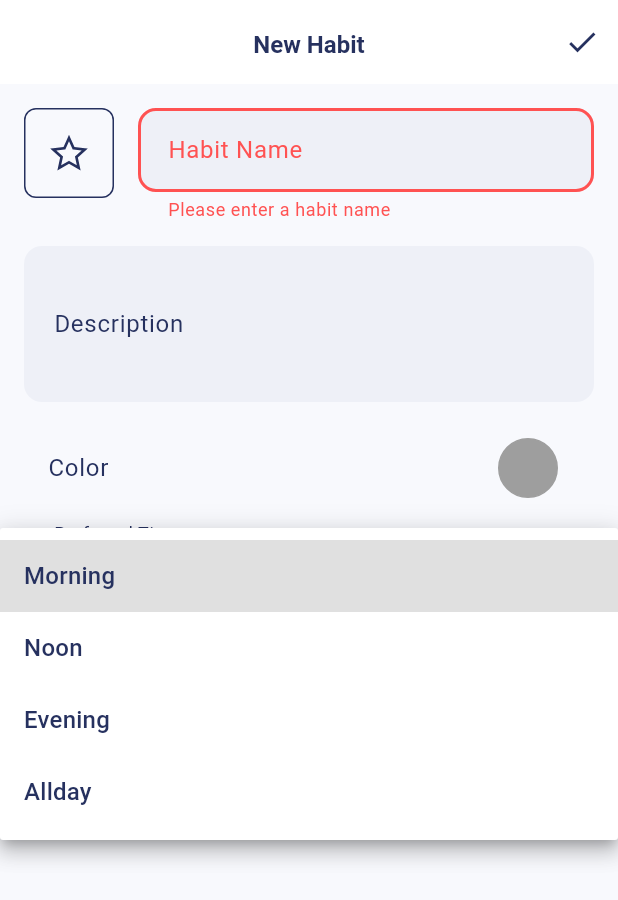
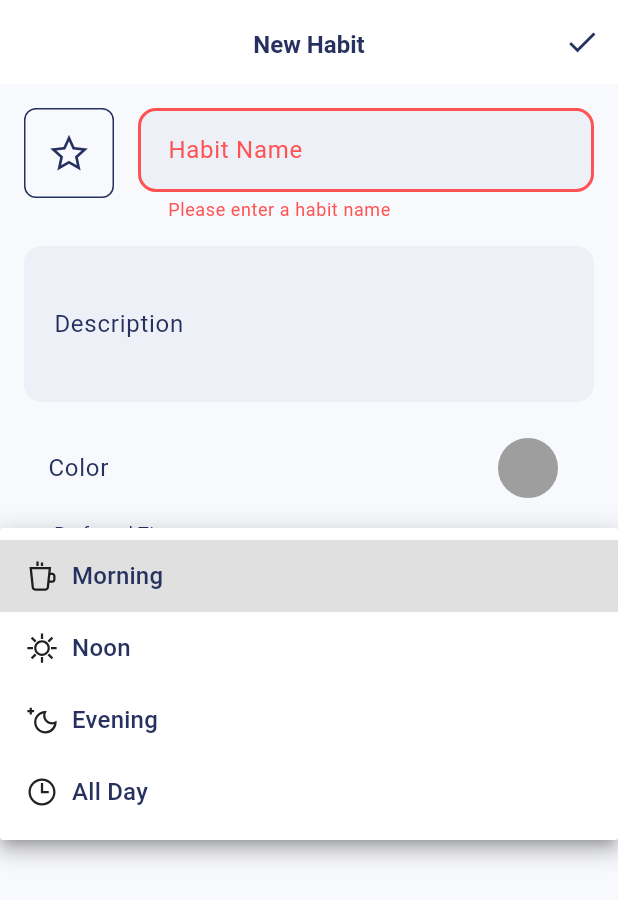
Before and after one commit to dbl8005/lyfer, a Flutter app: the NewHabitScreen screen opened by its route, after a tap on the "check" icon, after a tap on "Morning", on a phone screen of 412 x 824 dp. Shown: the top 900 px of the screen. Run offline on Flutter 3.47's test engine with Material 3 defaults, Android fonts, the phone set to English and light mode, and no system bars; our stand-ins replace cloud_firestore, firebase_auth, firebase_core, flutter_colorpicker, flutter_riverpod, go_router and 4 more; accounts and stored records are empty.

Commit message:
icons are shown. dropdown text is fixed.

```diff
--- a/lib/core/config/enums/habit_enums.dart
+++ b/lib/core/config/enums/habit_enums.dart
@@ -1,8 +1,17 @@
+import 'package:flutter/material.dart';
+import 'package:line_icons/line_icon.dart';
+import 'package:line_icons/line_icons.dart';
+
 enum DaySection {
-  morning, // 5 AM - 11 AM
-  noon, // 11 AM - 5 PM
-  evening, // 5 PM - 11 PM
-  allDay
+  morning('Morning', LineIcons.coffee), // 5 AM - 11 AM
+  noon('Noon', LineIcons.sun), // 11 AM - 5 PM
+  evening('Evening', LineIcons.moon), // 5 PM - 11 PM
+  allDay('All Day', LineIcons.clock); // 12 AM - 11 PM
+
+  final String displayText;
+  final IconData icon;
+
+  const DaySection(this.displayText, this.icon);
 }
 
 enum Frequency {
--- /dev/null
+++ b/lib/core/config/enums/icon_enum.dart
@@ -0,0 +1,44 @@
+import 'package:flutter/material.dart';
+import 'package:line_icons/line_icons.dart';
+
+enum HabitIcon {
+  home(LineIcons.home, 'home'),
+  heart(LineIcons.heart, 'heart'),
+  running(LineIcons.running, 'running'),
+  book(LineIcons.book, 'book'),
+  pen(LineIcons.pen, 'pen'),
+  calendar(LineIcons.calendar, 'calendar'),
+  clock(LineIcons.clock, 'clock'),
+  smilingFace(LineIcons.smilingFace, 'smilingFace'),
+  star(LineIcons.star, 'star'),
+  coffee(LineIcons.coffee, 'coffee'),
+  guitar(LineIcons.guitar, 'guitar'),
+  bicycle(LineIcons.bicycle, 'bicycle'),
+  music(LineIcons.music, 'music'),
+  sun(LineIcons.sun, 'sun'),
+  moon(LineIcons.moon, 'moon'),
+  leaf(LineIcons.leaf, 'leaf');
+
+  final IconData icon;
+  final String name;
+
+  const HabitIcon(this.icon, this.name);
+
+  // Get icon from name
+  static HabitIcon fromName(String name) {
+    return HabitIcon.values.firstWhere(
+      (e) => e.name == name,
+      orElse: () => HabitIcon.star, // Default icon
+    );
+  }
+
+  // Get icon data from name
+  static IconData getIconData(String name) {
+    return fromName(name).icon;
+  }
+
+  // Get all available icons
+  static List<IconData> getAllIcons() {
+    return HabitIcon.values.map((e) => e.icon).toList();
+  }
+}
--- a/lib/features/habits/models/habit_model.dart
+++ b/lib/features/habits/models/habit_model.dart
@@ -3,9 +3,9 @@ import 'package:cloud_firestore/cloud_firestore.dart';
 import 'package:lyfer/core/config/enums/habit_enums.dart';
 
 class HabitModel {
-  final String? id; // Nullable since Firestore will assign it
+  final String? id;
   final String name;
-  final IconData icon;
+  final String icon;
   final DateTime createdAt;
   final Color? color;
   final DaySection preferredTime;
@@ -13,7 +13,7 @@ class HabitModel {
   final int streakCount;
   final int targetDays;
   final Frequency frequency;
-  final List<DateTime> completedDates;
+  final Set<DateTime> completedDates;
   final bool isArchived;
   final Reminder reminderType;
   final DaySection? reminderTime;
@@ -22,9 +22,9 @@ class HabitModel {
   final Map<DateTime, String>? notes;
 
   HabitModel({
-    this.id, // Optional since Firestore will assign it
+    this.id,
     required this.name,
-    required this.icon,
+    required this.icon, // Store as string instead of IconData
     DateTime? createdAt,
     this.color,
     required this.preferredTime,
@@ -32,7 +32,7 @@ class HabitModel {
     this.streakCount = 0,
     this.targetDays = 21,
     this.frequency = Frequency.daily,
-    List<DateTime>? completedDates,
+    Set<DateTime>? completedDates,
     this.isArchived = false,
     this.reminderType = Reminder.none,
     this.reminderTime,
@@ -40,20 +40,20 @@ class HabitModel {
     this.priority,
     this.notes,
   })  : createdAt = createdAt ?? DateTime.now(),
-        completedDates = completedDates ?? [];
+        completedDates = completedDates ?? {};
 
-  // Copy with method for immutability
+  // Copy with method
   HabitModel copyWith({
     String? id,
     String? name,
-    IconData? icon,
+    String? iconName,
     Color? color,
     DaySection? preferredTime,
     String? description,
     int? streakCount,
     int? targetDays,
     Frequency? frequency,
-    List<DateTime>? completedDates,
+    Set<DateTime>? completedDates,
     bool? isArchived,
     Reminder? reminderType,
     DaySection? reminderTime,
@@ -64,7 +64,7 @@ class HabitModel {
     return HabitModel(
       id: id ?? this.id,
       name: name ?? this.name,
-      icon: icon ?? this.icon,
+      icon: icon,
       createdAt: createdAt,
       color: color ?? this.color,
       preferredTime: preferredTime ?? this.preferredTime,
@@ -86,9 +86,9 @@ class HabitModel {
   Map<String, dynamic> toJson() {
     return {
       'name': name,
-      'icon': icon.codePoint,
+      'iconName': icon, // Store as string
       'createdAt': Timestamp.fromDate(createdAt),
-      'color': color?.value ?? null,
+      'color': color?.value,
       'preferredTime': preferredTime.index,
       'description': description,
       'streakCount': streakCount,
@@ -102,7 +102,10 @@ class HabitModel {
       'tags': tags,
       'priority': priority,
       'notes': notes?.map(
-        (key, value) => MapEntry(Timestamp.fromDate(key).toString(), value),
+        (key, value) => MapEntry(
+          Timestamp.fromDate(key).toString(),
+          value,
+        ),
       ),
     };
   }
@@ -110,9 +113,9 @@ class HabitModel {
   // From JSON for Firestore
   factory HabitModel.fromJson(String id, Map<String, dynamic> json) {
     return HabitModel(
-      id: id, // Firestore document ID
+      id: id,
       name: json['name'] as String,
-      icon: IconData(json['icon'] as int, fontFamily: 'MaterialIcons'),
+      icon: json['iconName'], // Read as string
       createdAt: (json['createdAt'] as Timestamp).toDate(),
       color: json['color'] != null ? Color(json['color'] as int) : null,
       preferredTime: DaySection.values[json['preferredTime'] as int],
@@ -122,7 +125,7 @@ class HabitModel {
       frequency: Frequency.values[json['frequency'] as int],
       completedDates: (json['completedDates'] as List)
           .map((date) => (date as Timestamp).toDate())
-          .toList(),
+          .toSet(),
       isArchived: json['isArchived'] as bool,
       reminderType: Reminder.values[json['reminderType'] as int],
       reminderTime: json['reminderTime'] != null
--- a/lib/features/habits/presentation/screens/habits_screen.dart
+++ b/lib/features/habits/presentation/screens/habits_screen.dart
@@ -2,6 +2,7 @@ import 'package:flutter/material.dart';
 import 'package:flutter_riverpod/flutter_riverpod.dart';
 import 'package:line_icons/line_icon.dart';
 import 'package:line_icons/line_icons.dart';
+import 'package:lyfer/core/config/enums/icon_enum.dart';
 import 'package:lyfer/features/habits/models/habit_model.dart';
 import 'package:lyfer/features/habits/services/habit_service.dart';
 
@@ -52,7 +53,7 @@ class _HabitsScreenState extends ConsumerState<HabitsScreen> {
               child: ListTile(
                 leading: LineIcon(
                   // ! Shows a different icon
-                  habit.icon,
+                  HabitIcon.getIconData(habit.icon),
                   color: habit.color ?? Theme.of(context).primaryColor,
                   size: 28,
                 ),
--- a/lib/features/habits/presentation/screens/new_habit_screen.dart
+++ b/lib/features/habits/presentation/screens/new_habit_screen.dart
@@ -1,6 +1,8 @@
 import 'package:flutter/material.dart';
 import 'package:flutter_riverpod/flutter_riverpod.dart';
+import 'package:line_icons/line_icon.dart';
 import 'package:lyfer/core/config/enums/habit_enums.dart';
+import 'package:lyfer/core/config/enums/icon_enum.dart';
 import 'package:lyfer/features/habits/models/habit_model.dart';
 import 'package:lyfer/features/habits/presentation/widgets/habit_color_picker.dart';
 import 'package:lyfer/features/habits/presentation/widgets/habit_text_field.dart';
@@ -20,7 +22,7 @@ class _NewHabitScreenState extends ConsumerState<NewHabitScreen> {
   final _nameController = TextEditingController();
   final _descriptionController = TextEditingController();
 
-  Color? _selectedColor;
+  Color? _selectedColor = Colors.grey;
   IconData _selectedIcon = LineIcons.star;
   DaySection _selectedTimeOfDay = DaySection.morning;
   Frequency _selectedFrequency = Frequency.daily;
@@ -40,10 +42,16 @@ class _NewHabitScreenState extends ConsumerState<NewHabitScreen> {
 
     setState(() => _isLoading = true);
 
+    final selectedIconName = HabitIcon.values
+        .firstWhere(
+          (habitIcon) => habitIcon.icon == _selectedIcon,
+        )
+        .name;
+
     try {
       final habit = HabitModel(
         name: _nameController.text,
-        icon: _selectedIcon,
+        icon: selectedIconName,
         color: _selectedColor,
         preferredTime: _selectedTimeOfDay,
         description: _descriptionController.text,
@@ -157,7 +165,13 @@ class _NewHabitScreenState extends ConsumerState<NewHabitScreen> {
       items: DaySection.values.map((section) {
         return DropdownMenuItem(
           value: section,
-          child: Text(_formatEnumName(section.toString())),
+          child: Row(
+            children: [
+              LineIcon(section.icon),
+              const SizedBox(width: 8),
+              Text(section.displayText),
+            ],
+          ),
         );
       }).toList(),
       onChanged: (value) {
--- a/lib/features/habits/presentation/widgets/habit_color_picker.dart
+++ b/lib/features/habits/presentation/widgets/habit_color_picker.dart
@@ -38,7 +38,7 @@ class HabitColorPicker extends StatelessWidget {
           title: const Text('Pick a color'),
           content: SingleChildScrollView(
             child: BlockPicker(
-              pickerColor: selectedColor ?? Colors.blue,
+              pickerColor: selectedColor ?? Colors.grey,
               onColorChanged: onColorChanged,
             ),
           ),
```
Also changed, not shown: lib/features/habits/presentation/widgets/habit_icon_picker.dart (+4 -20 lines).
